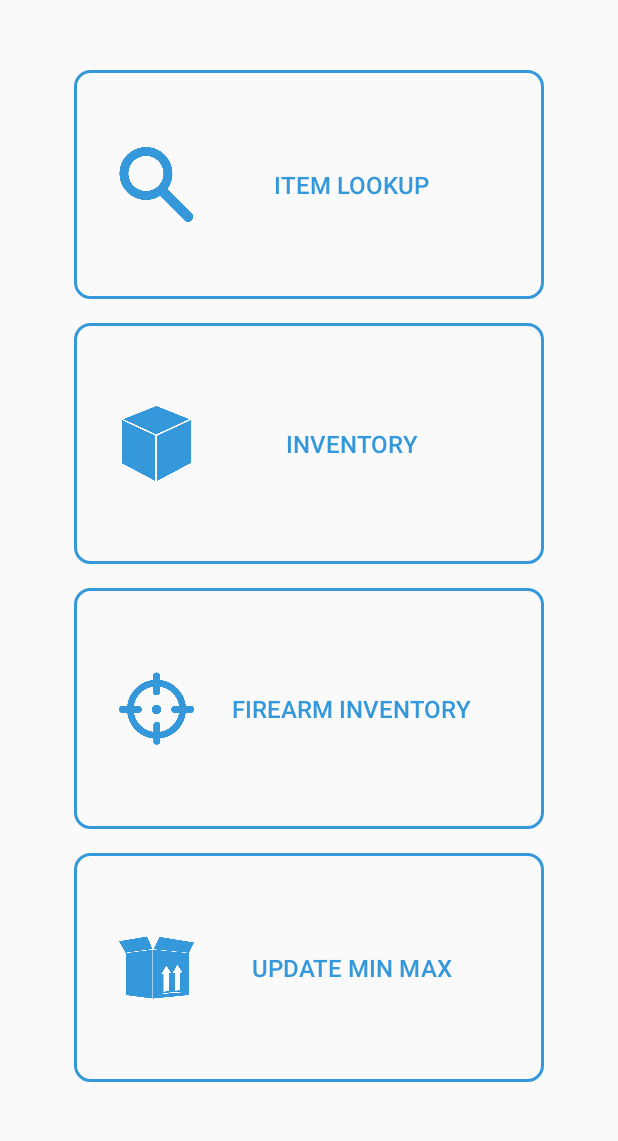
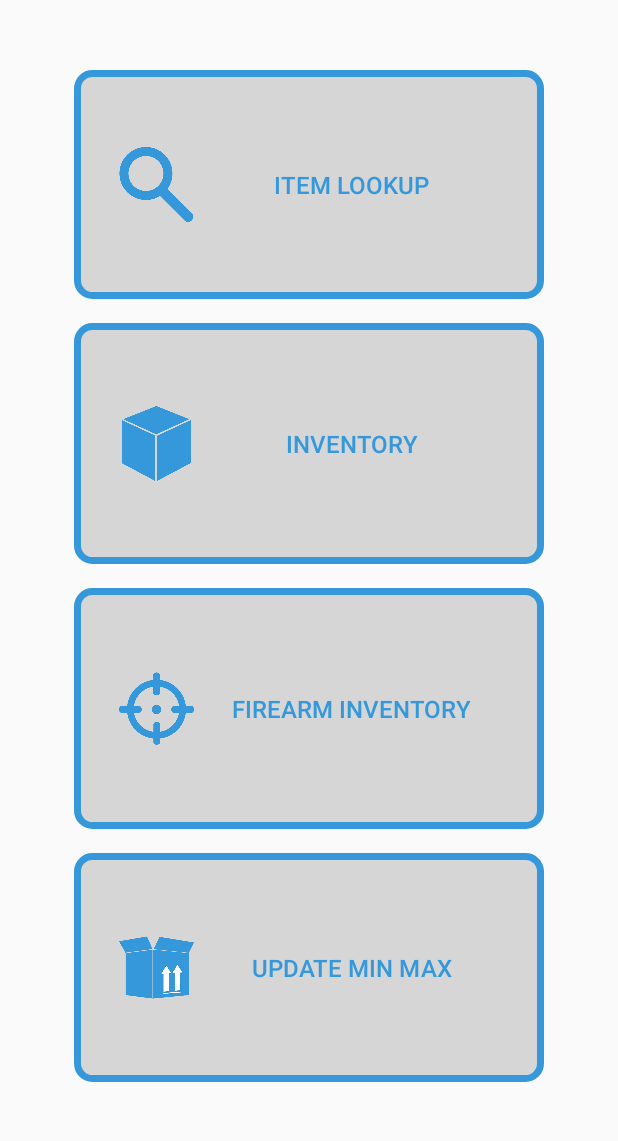
Before and after one commit to matthaerle/AxisMobile, an Android app: the Task_Chooser screen opened directly, with no data from a screen before it, on a phone screen of 412 x 824 dp, the part 84-1225 px from its top. Run offline under Robolectric (Android 15) with nearby library versions, the phone set to English and light mode, and no system bars.

Commit message:
Made the task chooser buttons mostly clear

```diff
--- a/app/src/main/res/drawable/task_button.xml
+++ b/app/src/main/res/drawable/task_button.xml
@@ -2,5 +2,6 @@
 <shape xmlns:android="http://schemas.android.com/apk/res/android"
     android:shape="rectangle">
     <corners android:radius="10dp" />
-    <stroke android:width="3px" android:color="#3498db" />
+    <stroke android:width="7px" android:color="#3498db" />
+    <solid android:color="#2b262626" />
 </shape>
```
